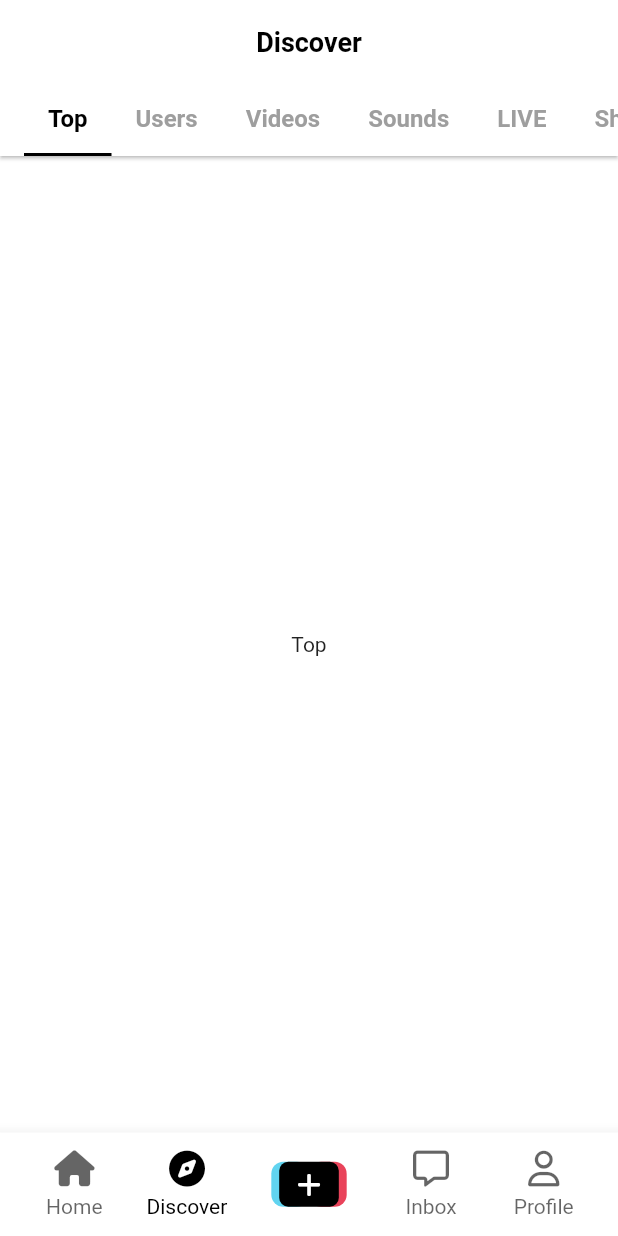
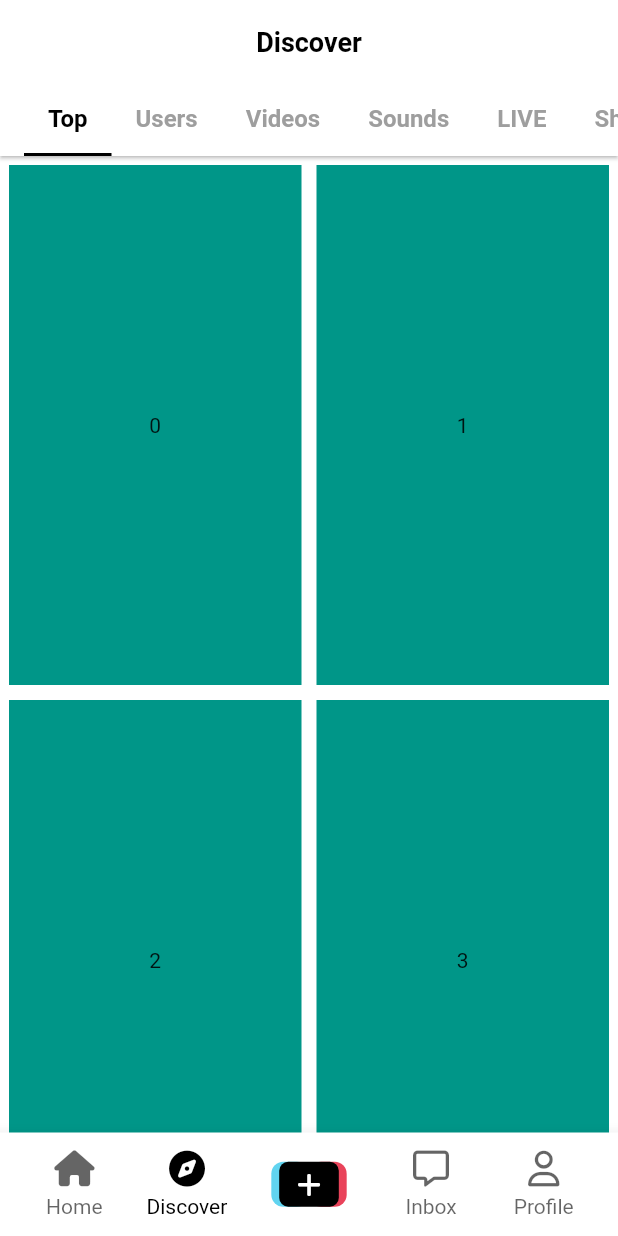
Before and after one commit to kangsudal/tiktok_clone, a Flutter app: the screen it shows after launch, on a phone screen of 412 x 824 dp. Run offline on Flutter 3.47's test engine with Material 2 defaults, Android fonts, the phone set to English and light mode, and no system bars; our stand-ins replace font_awesome_flutter, video_player, visibility_detector.

Commit message:
GridView

```diff
--- a/lib/features/discover/discover_screen.dart
+++ b/lib/features/discover/discover_screen.dart
@@ -49,7 +49,24 @@ class _DiscoverScreenState extends State<DiscoverScreen> {
         ),
         body: TabBarView(
           children: [
-            for (var tab in tabs)
+            GridView.builder(
+              itemCount: 20,
+              padding: EdgeInsets.all(Sizes.size6),
+              gridDelegate: SliverGridDelegateWithFixedCrossAxisCount(
+                crossAxisCount: 2,
+                crossAxisSpacing: Sizes.size10,
+                mainAxisSpacing: Sizes.size10,
+                childAspectRatio: 9 / 16,
+              ),
+              itemBuilder: (context, idx) => Container(
+                color: Colors.teal,
+                child: Center(
+                  child: Text('$idx'),
+                ),
+              ),
+            ),
+            for (var tab in tabs.skip(1))
+              //skip(1): 첫번째 위젯으로 GridView가 와야하기때문에 Center(child:Text("top"))은 제외시킴.
               Center(
                 child: Text(tab),
               ),
```
